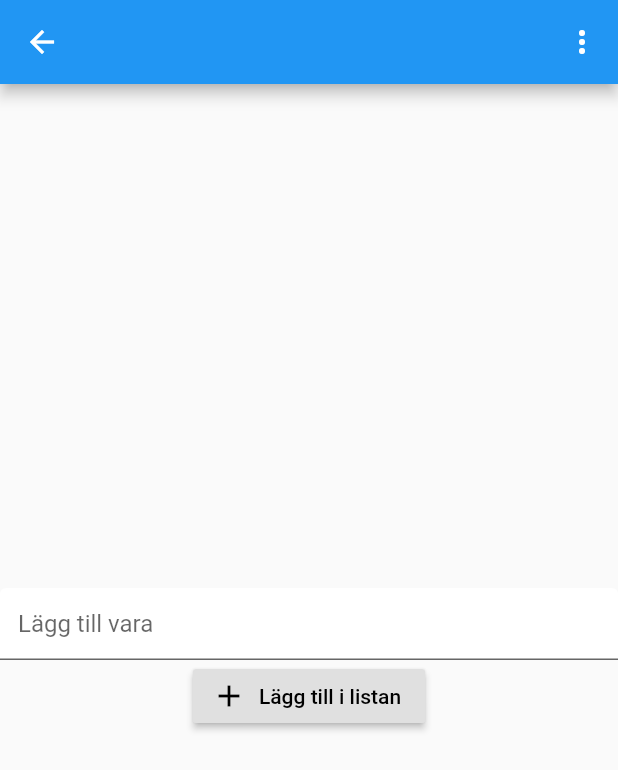
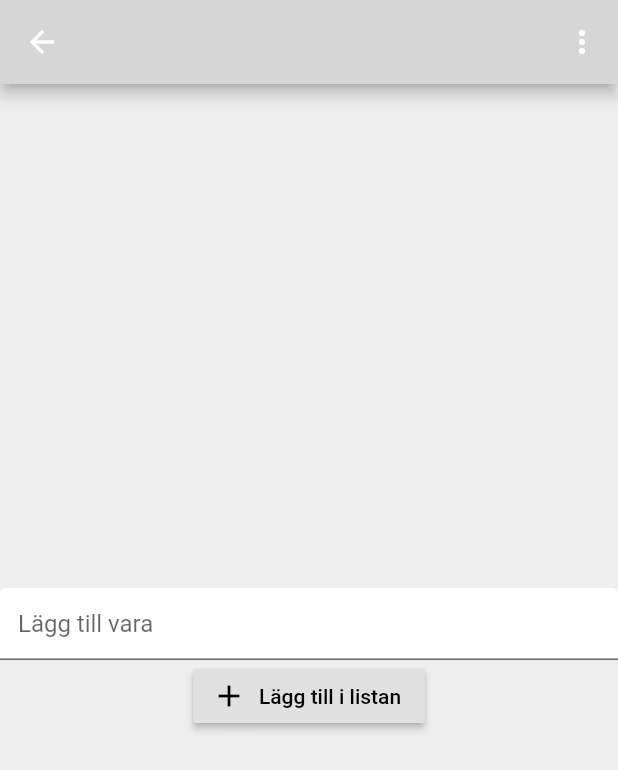
Before and after one commit to gu-tig169/Grupp2, a Flutter app: the screen it shows after launch, after a tap on "Inköpslista", on a phone screen of 412 x 824 dp. Shown: the top 770 px of the screen. Run offline on Flutter 3.47's test engine with Material 2 defaults, Android fonts, the phone set to English and light mode, and no system bars; network calls fail.

Commit message:
lite layout

```diff
--- a/lib/API.dart
+++ b/lib/API.dart
@@ -1,9 +1,10 @@
-//import 'dart:convert';
+import 'dart:convert';
+import 'dart:io';
 import 'package:http/http.dart' as http;
-//import 'model.dart';
+import 'model.dart';
 
 const API_URL = 'https://api.spoonacular.com';
-const API_KEY = '807f16c42d604fa1a965952a9473bccc';
+const API_KEY = '807f16c42d604fa1a965952a9473bccc'; //alla kommer åt denna nyckeln så den behöver inte ändras
 
 class API {
   static Future getRecipes(String query) async {
@@ -11,12 +12,26 @@ class API {
         '/recipes/complexSearch?query=$query&number=20&apiKey=$API_KEY');
     return response;
   }
-
- //här vill vi skicka med de parametrar som vi vill visa i recipeView(titeln, ingredienser och instruktioner)
+ //här har vi påbörjat en get-funktion för att hämta hela receptet och visa i recipeView
+ //vi tänkte att det hade varit passande att använda den här funktionen från spoonacular:
+ //https://spoonacular.com/food-api/docs#Get-Recipe-Information
+ //där vi kan skicka med de parametrar som vi vill visa i recipeView(titeln, ingredienser och instruktioner)
   static Future getRecipeInformation(int id) async {
     var response = await http.get(API_URL +
         '/recipes/$id/information&apiKey=$API_KEY');
 
     return response;
   }
+
+
+  /*Future<Recipe> fetchRecipe(int id) async {
+    var response = await http.get(API_URL +
+    '/recipes/$id/information&apiKey=$API_KEY',
+    headers: {
+    HttpHeaders.contentTypeHeader: 'application/json',
+    });
+
+
+  }
+  }*/
 }
--- a/lib/favoriteView.dart
+++ b/lib/favoriteView.dart
@@ -6,8 +6,12 @@ import 'package:flutter/material.dart';
 class FavoriteView extends StatelessWidget {
   Widget build(BuildContext context) {
     return Scaffold(
+      backgroundColor: const Color(0xFFEEEEEE),
+
       appBar: AppBar(
-      ),
+       backgroundColor: const Color(0XFFD6D6D6),
+         ),
+
       body: Center (
         child: Column(
           mainAxisAlignment: MainAxisAlignment.center,
--- a/lib/groceryList.dart
+++ b/lib/groceryList.dart
@@ -1,12 +1,18 @@
+import 'dart:convert';
+
 import 'package:flutter/cupertino.dart';
 import 'package:flutter/material.dart';
+import 'model.dart';
+import 'API.dart';
 
 class GroceryList extends StatelessWidget {
-  @override
+@override
+
   Widget build(BuildContext context) {
-
     return Scaffold(
+      backgroundColor: const Color(0xFFEEEEEE),
       appBar: AppBar(
+        backgroundColor: const Color(0XFFD6D6D6),
         actions: [
           PopupMenuButton(
             onSelected: (value) {
--- a/lib/main.dart
+++ b/lib/main.dart
@@ -22,16 +22,16 @@ class MyApp extends StatelessWidget {
 class MainView extends StatelessWidget {
   Widget build(BuildContext context) {
     return Scaffold(
-        appBar: AppBar(
-          backgroundColor: (Colors.grey
-          ),
-        ),
+       // appBar: AppBar(
+        //  backgroundColor: (Colors.grey
+        //  ),
+
         body: Container(
           //Lagt till nedan (fram till child) för att kunna använda bakgrundsbild
           constraints: BoxConstraints.expand(),
           decoration: BoxDecoration (
             image: DecorationImage(
-              image: AssetImage('assets/backgroundpicture.jpg'),
+              image: AssetImage('assets/picture.jpg'),
               fit: BoxFit.cover,
                )
             ),
@@ -44,7 +44,7 @@ class MainView extends StatelessWidget {
                 child: Text('Sök efter recept'),
                 //hanterar knappens storlek
                padding: EdgeInsets.symmetric(vertical: 20, horizontal: 50),
-               elevation:10, //skugga bakom knapparna
+               elevation:15, //skugga bakom knapparna
                 onPressed: () {
                   Navigator.push(context,
                       MaterialPageRoute(builder: (context) => RecipeSearch()));
@@ -54,7 +54,7 @@ class MainView extends StatelessWidget {
             RaisedButton(
                 child: Text('Mina favoriter'),
                 padding: EdgeInsets.symmetric(vertical: 20, horizontal: 60),
-                elevation:10,
+                elevation:15,
                 onPressed: () {
                   Navigator.push(context,
                       MaterialPageRoute(builder: (context) => FavoriteView()));
@@ -63,7 +63,7 @@ class MainView extends StatelessWidget {
             RaisedButton(
                 child: Text('Inköpslista'),
                 padding: EdgeInsets.symmetric(vertical: 20, horizontal: 70),
-                elevation:10,
+                elevation:15,
                 onPressed: () {
                   Navigator.push(context,
                       MaterialPageRoute(builder: (context) => GroceryList()));
--- a/pubspec.yaml
+++ b/pubspec.yaml
@@ -50,7 +50,8 @@ flutter:
   # To add assets to your application, add an assets section, like this:
   assets:
   #   - images/a_dot_burr.jpeg
-      - assets/backgroundpicture.jpg
+      #- assets/backgroundpicture.jpg
+      - assets/picture.jpg
 
   # An image asset can refer to one or more resolution-specific "variants", see
   # https://flutter.dev/assets-and-images/#resolution-aware.
```
Also changed, not shown: lib/model.dart (+12 -0 lines), lib/recipeSearch.dart (+3 -38 lines), lib/recipeView.dart (+5 -3 lines), lib/recipeWidget.dart (added, +21 -0 lines), assets/picture.jpg (added).
